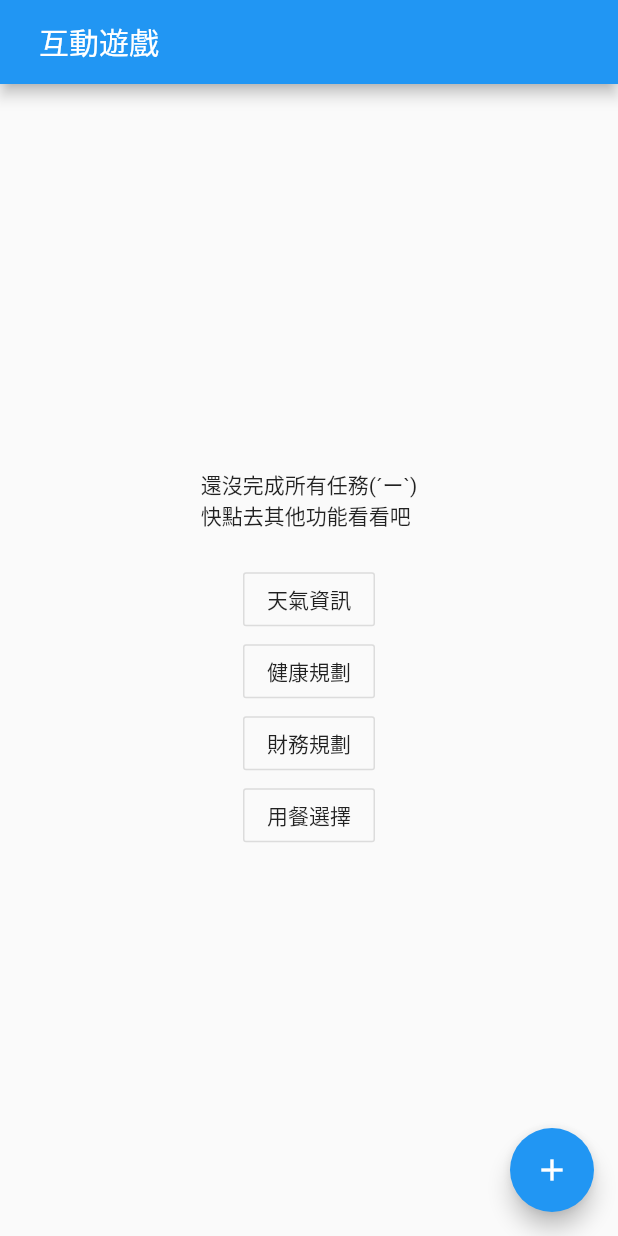
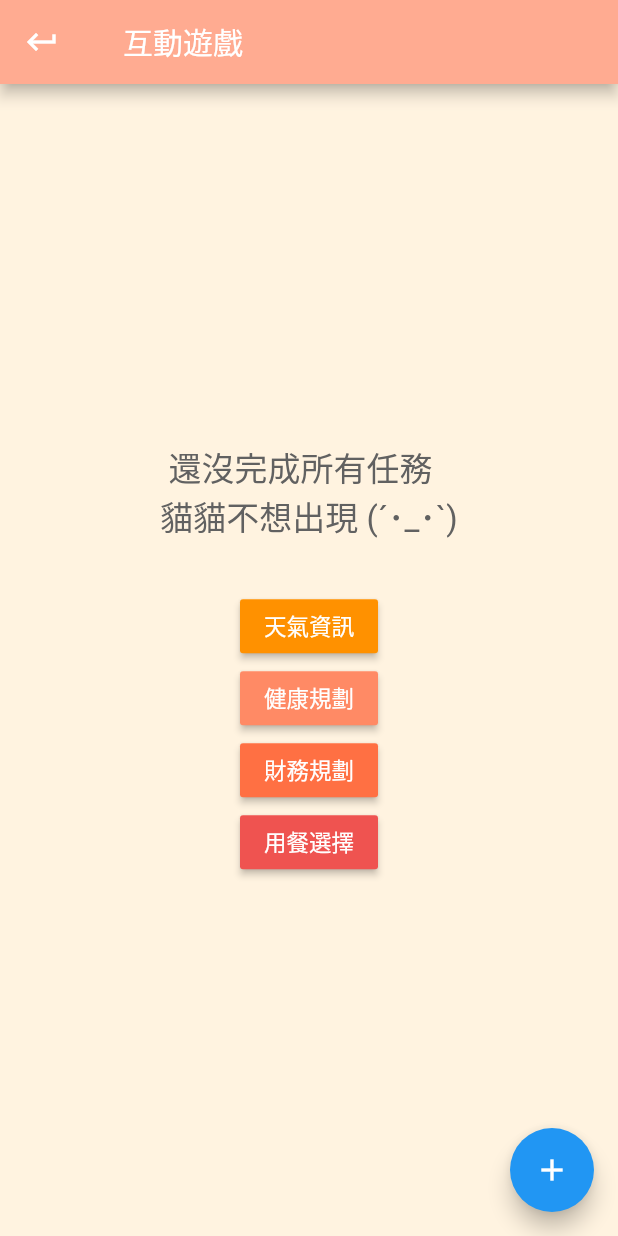
Before and after one commit to babyhui/flutter_pikapika, a Flutter app: the MyHomePage1 screen opened directly, on a phone screen of 412 x 824 dp. Run offline on Flutter 3.47's test engine with Material 2 defaults, Android fonts, the light colour scheme and no system bars.

Commit message:
互動遊戲 調整

```diff
--- a/cat.dart
+++ b/cat.dart
@@ -13,10 +13,6 @@ void main()
   {
     runApp(Cat2());
   }
-
-
-
-
 }
 //切換頁面
 class MyApp1 extends StatelessWidget {
--- a/lib/screens/cat.dart
+++ b/lib/screens/cat.dart
@@ -6,20 +6,14 @@ double num = 0.6;
 
 void main()
 {
-
-
   if(flag == 0){ //切換畫面
     runApp(Cat1());
-
   }else //進入遊戲
   {
     runApp(Cat2());
   }
+}
 
-
-
-
-}
 //切換頁面
 class Cat1 extends StatelessWidget {
   @override
@@ -27,7 +21,6 @@ class Cat1 extends StatelessWidget {
     return MaterialApp(
       title: 'Flutter Demo',
       theme: ThemeData(
-
         primarySwatch: Colors.blue,
       ),
       home: MyHomePage1(title: '  互動遊戲'),
@@ -38,72 +31,89 @@ class Cat1 extends StatelessWidget {
 class MyHomePage1 extends StatefulWidget {
   MyHomePage1({Key key, this.title}) : super(key: key);
   final String title;
-
   @override
   _MyHomePageState1 createState() => _MyHomePageState1();
 }
 
-
 class _MyHomePageState1 extends State<MyHomePage1> {
-
-
   void _incrementCounter() {
     setState(() {
-
-
     });
   }
-
-
-
-
   @override
   Widget build(BuildContext context) {
-
     return Scaffold(
       appBar: AppBar(
-
         title: Text(widget.title),
+        backgroundColor: Colors.deepOrange[200],
+        leading: IconButton(
+            icon: Icon(Icons.keyboard_return),
+            onPressed: () {
+              Navigator.push(
+                context,
+                new MaterialPageRoute(builder: (context) => new first()),
+              );
+            },
+          ),
       ),
-
+      backgroundColor: Colors.orange[50],
       body: Center(
-
         child: Column(
-
           mainAxisAlignment: MainAxisAlignment.center,
           children: <Widget>[
-
             Text(
-              '還沒完成所有任務(´ー`)\n快點去其他功能看看吧\n',
+              ' 還沒完成所有任務  \n貓貓不想出現 (´･_･`)\n',
+               style: TextStyle
+                  (
+                  fontSize: 22, color: Colors.grey[700]),
             ),
-
-            OutlineButton(
+            RaisedButton(
+              color: Colors.orangeAccent[400],
               onPressed: () {
                 Navigator.push(context,
                 //切換頁面
                 MaterialPageRoute(builder: (context) => MyApp()));},
-              child:Text('天氣資訊'),
+              child:Text(
+                '天氣資訊',
+                style: TextStyle
+                  (
+                  fontSize: 15, color: Colors.white),),
               ),
-            OutlineButton(
+            RaisedButton(
+              color: Colors.deepOrange[300],
               onPressed: () {
                 Navigator.push(context,
                 //切換頁面
                 MaterialPageRoute(builder: (context) => CatRoom()));},
-              child:Text('健康規劃'),
+              child:Text(
+                '健康規劃',
+                style: TextStyle
+                  (
+                  fontSize: 15, color: Colors.white),),
               ),
-            OutlineButton(
+            RaisedButton(
+              color: Colors.deepOrange[400],
               onPressed: () {
                 Navigator.push(context,
                 //切換頁面
                 MaterialPageRoute(builder: (context) => CatRoom()));},
-              child:Text('財務規劃'),
+              child:Text(
+                '財務規劃',
+                style: TextStyle
+                  (
+                  fontSize: 15, color: Colors.white),),
               ),
-              OutlineButton(
+            RaisedButton(
+              color: Colors.red[400],
               onPressed: () {
                 Navigator.push(context,
                 //切換頁面
                 MaterialPageRoute(builder: (context) => first()));},
-              child:Text('用餐選擇'),
+              child:Text(
+                '用餐選擇',
+                style: TextStyle
+                  (
+                  fontSize: 15, color: Colors.white),),
               ),
           ],
         ),
@@ -142,18 +152,14 @@ class MyHomePage2 extends StatefulWidget {
 
 
 class _MyHomePageState2 extends State<MyHomePage2> {
-  int _counter = 0;
+
 
   void _incrementCounter() {
     setState(() {
 
-      _counter++;
+
     });
   }
-
-
-
-
   @override
   Widget build(BuildContext context) {
 
@@ -392,41 +398,3 @@ Future<void> showAlert6(BuildContext context) {
     },
   );
 }
- // class Dialogue extends StatefulWidget {
-
-
-//   _CatRoom  createState() => _CatRoom();
-
-
-
-
-class _CatRoom  extends State< CatRoom >
-    with SingleTickerProviderStateMixin {
-
-
-      Widget build(BuildContext context) {
-
-
-
-  AnimationController _controller;
-
-  @override
-  void initState() {
-    super.initState();
-    _controller = AnimationController(vsync: this);
-  }
-
-  @override
-  void dispose() {
-    super.dispose();
-    _controller.dispose();
-  }
-
-  @override
-  Widget build2(BuildContext context) {
-    return Container(
-
-    );
-  }
-}
-    }
--- a/lib/screens/food.dart
+++ b/lib/screens/food.dart
@@ -165,15 +165,7 @@ class randomfood extends StatelessWidget {
         appBar: AppBar(
           title: Text(''
               '隨機食物'),
-          leading: IconButton(
-            icon: Icon(Icons.keyboard_return),
-            onPressed: () {
-              Navigator.push(
-                context,
-                new MaterialPageRoute(builder: (context) => new first()),
-              );
-            },
-          ),
+
           backgroundColor: Colors.deepOrange[200],
         ),
         backgroundColor: Colors.orange[50],
```
